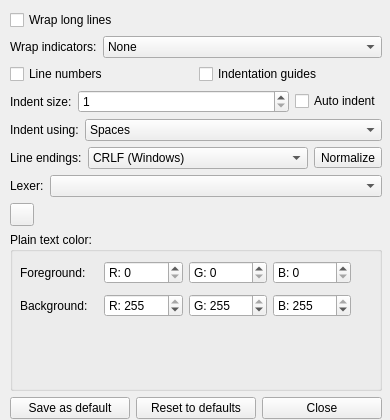
This is ui/frmTextDisplay.ui in spthaolt/qscite as Qt 5 draws it before an edit. The edited form follows.
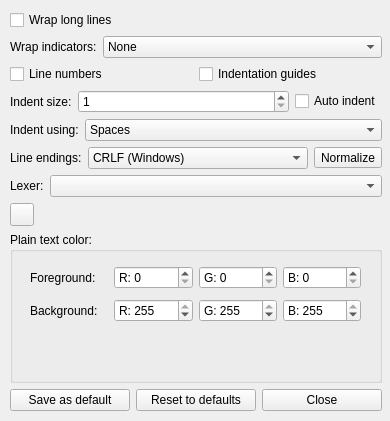
This is the edited form.

Commit message: Tweaked the Text Display dialog slightly.

What changed in the file:
```diff
--- a/ui/frmTextDisplay.ui
+++ b/ui/frmTextDisplay.ui
@@ -6,7 +6,7 @@
     <x>0</x>
     <y>0</y>
     <width>390</width>
-    <height>420</height>
+    <height>421</height>
    </rect>
   </property>
   <property name="windowTitle" >
@@ -18,7 +18,7 @@
      <x>10</x>
      <y>10</y>
      <width>372</width>
-     <height>409</height>
+     <height>401</height>
     </rect>
    </property>
    <layout class="QVBoxLayout" >
@@ -245,8 +245,8 @@
       <widget class="QWidget" name="layoutWidget_5" >
        <property name="geometry" >
         <rect>
-         <x>10</x>
-         <y>25</y>
+         <x>20</x>
+         <y>30</y>
          <width>341</width>
          <height>66</height>
         </rect>
```
The commit also changes 2 other files.
